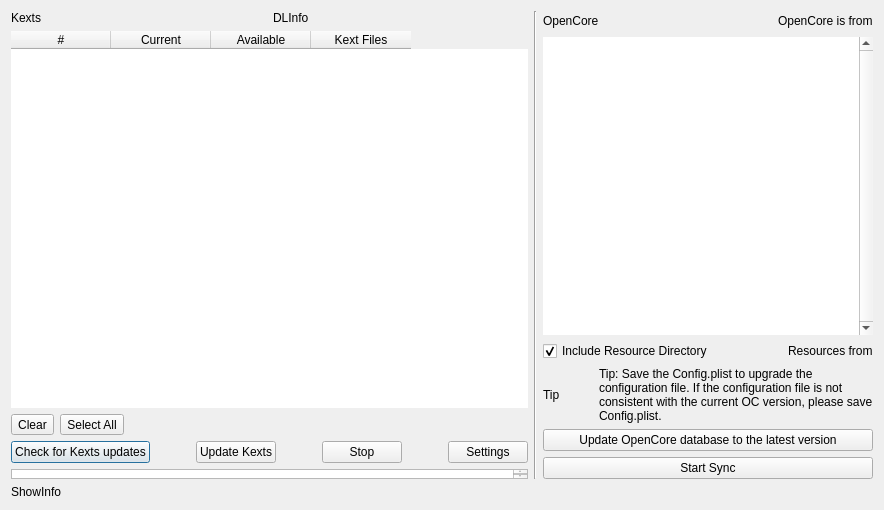
Above: syncocdialog.ui from ic005k/OCAuxiliaryTools before the change. Below: the same form after it.
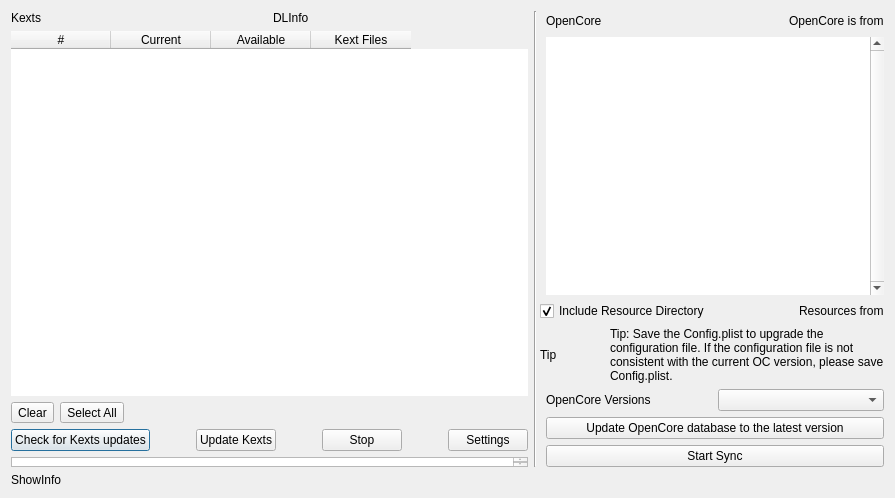
That is the form after the change.

```diff
--- a/syncocdialog.ui
+++ b/syncocdialog.ui
@@ -6,15 +6,15 @@
    <rect>
     <x>0</x>
     <y>0</y>
-    <width>884</width>
-    <height>510</height>
+    <width>895</width>
+    <height>498</height>
    </rect>
   </property>
   <property name="windowTitle">
    <string>Sync OC</string>
   </property>
   <layout class="QGridLayout" name="gridLayout_2">
-   <item row="0" column="0" rowspan="6">
+   <item row="0" column="0" rowspan="7">
     <layout class="QVBoxLayout" name="verticalLayout">
      <item>
       <layout class="QHBoxLayout" name="horizontalLayout">
@@ -209,14 +209,14 @@
      </item>
     </layout>
    </item>
-   <item row="0" column="1" rowspan="6">
+   <item row="0" column="1" rowspan="7" colspan="2">
     <widget class="Line" name="line">
      <property name="orientation">
       <enum>Qt::Vertical</enum>
      </property>
     </widget>
    </item>
-   <item row="0" column="2">
+   <item row="0" column="3">
     <layout class="QGridLayout" name="gridLayout_6">
      <item row="0" column="2">
       <widget class="QLabel" name="lblOCFrom">
@@ -250,7 +250,7 @@
      </item>
     </layout>
    </item>
-   <item row="1" column="2">
+   <item row="1" column="3">
     <widget class="QListWidget" name="listOpenCore">
      <property name="minimumSize">
       <size>
@@ -278,7 +278,7 @@
      </property>
     </widget>
    </item>
-   <item row="2" column="2">
+   <item row="2" column="2" colspan="2">
     <layout class="QGridLayout" name="gridLayout_7">
      <item row="0" column="0">
       <widget class="QCheckBox" name="chkIncludeResource">
@@ -315,7 +315,7 @@
      </item>
     </layout>
    </item>
-   <item row="3" column="2">
+   <item row="3" column="2" colspan="2">
     <layout class="QGridLayout" name="gridLayout">
      <item row="0" column="0">
       <widget class="QLabel" name="label">
@@ -336,21 +336,35 @@
      </item>
     </layout>
    </item>
-   <item row="4" column="2">
+   <item row="4" column="3">
+    <layout class="QHBoxLayout" name="horizontalLayout_5">
+     <item>
+      <widget class="QLabel" name="lblOCVersions">
+       <property name="text">
+        <string>OpenCore Versions</string>
+       </property>
+      </widget>
+     </item>
+     <item>
+      <widget class="QComboBox" name="comboOCVersions"/>
+     </item>
+    </layout>
+   </item>
+   <item row="5" column="3">
     <widget class="QPushButton" name="btnUpdateOC">
      <property name="text">
       <string>Update OpenCore database to the latest version</string>
      </property>
     </widget>
    </item>
-   <item row="5" column="2">
+   <item row="6" column="3">
     <widget class="QPushButton" name="btnStartSync">
      <property name="text">
       <string>Start Sync</string>
      </property>
     </widget>
    </item>
-   <item row="6" column="0" colspan="3">
+   <item row="7" column="0" colspan="4">
     <layout class="QHBoxLayout" name="horizontalLayout_2">
      <item>
       <widget class="QLabel" name="lblShowInfo">
```
